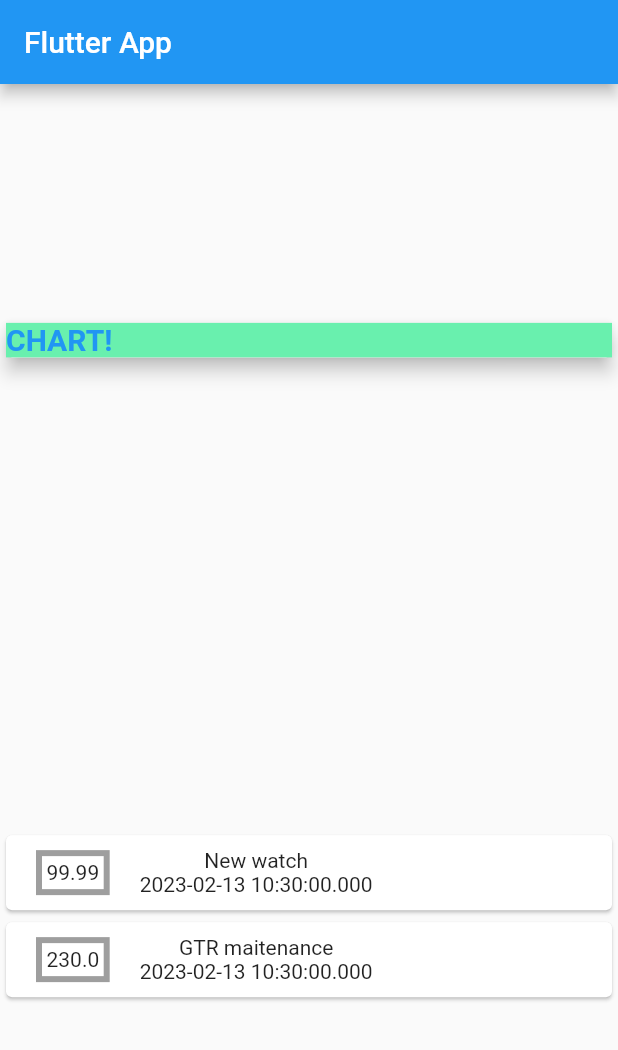
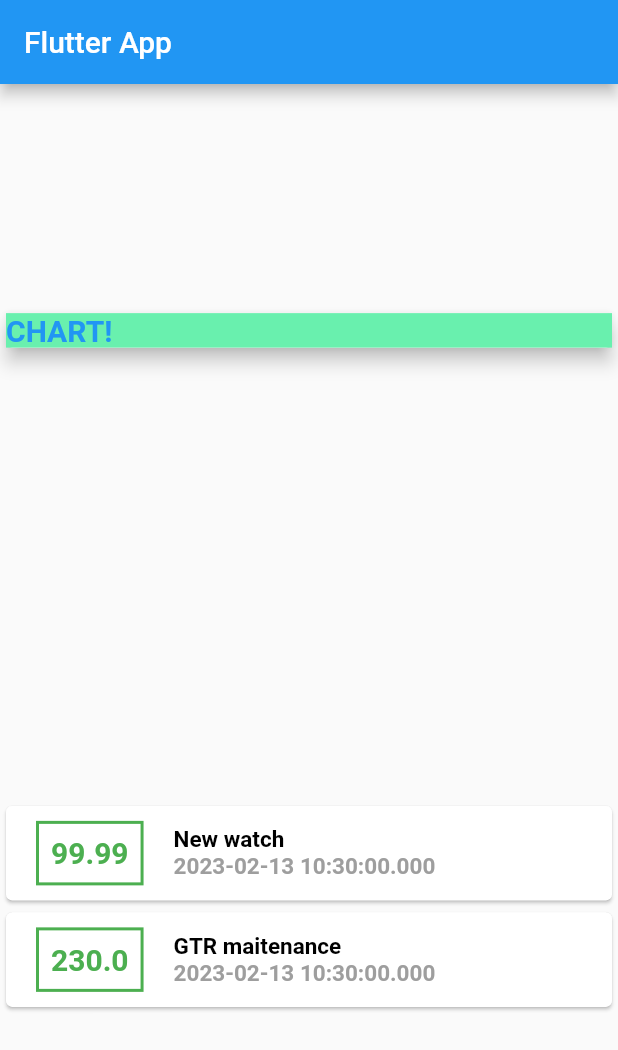
Before and after one commit to JudahSan/finance_management_app, a Flutter app: the screen it shows after launch, on a phone screen of 412 x 824 dp. Shown: the top 1050 px of the screen. Run offline on Flutter 3.47's test engine with Material 2 defaults, Android fonts, the phone set to English and light mode, and no system bars.

Commit message:
containers vs columns/rows

```diff
--- a/finance_management_app/lib/main.dart
+++ b/finance_management_app/lib/main.dart
@@ -67,20 +67,37 @@ class MyHomePage extends StatelessWidget {
                       ),
                       decoration: BoxDecoration(
                         border: Border.all(
-                          color: Colors.grey,
-                          width: 4,
+                          color: Colors.green,
+                          width: 2,
                         ),
                       ),
-                      padding: EdgeInsets.all(3),
+                      padding: EdgeInsets.all(8),
                       child: Text(
                         transX.amount.toString(),
+                        style: TextStyle(
+                          fontSize: 20,
+                          fontWeight: FontWeight.bold,
+                          color: Colors.green,
+                        ),
                       ),
                     ),
                     Column(
+                      crossAxisAlignment: CrossAxisAlignment.start,
                       children: <Widget>[
-                        Text(transX.title),
+                        Text(
+                          transX.title,
+                          style: TextStyle(
+                            fontSize: 15,
+                            fontWeight: FontWeight.bold,
+                            color: Colors.black,
+                          ),
+                        ),
                         Text(
                           transX.date.toString(),
+                          style: TextStyle(
+                            fontSize: 15,
+                            fontWeight: FontWeight.bold,
+                            color: Colors.grey,),
                         ),
                       ],
                     )
```
Also changed, not shown: 1 other file.
